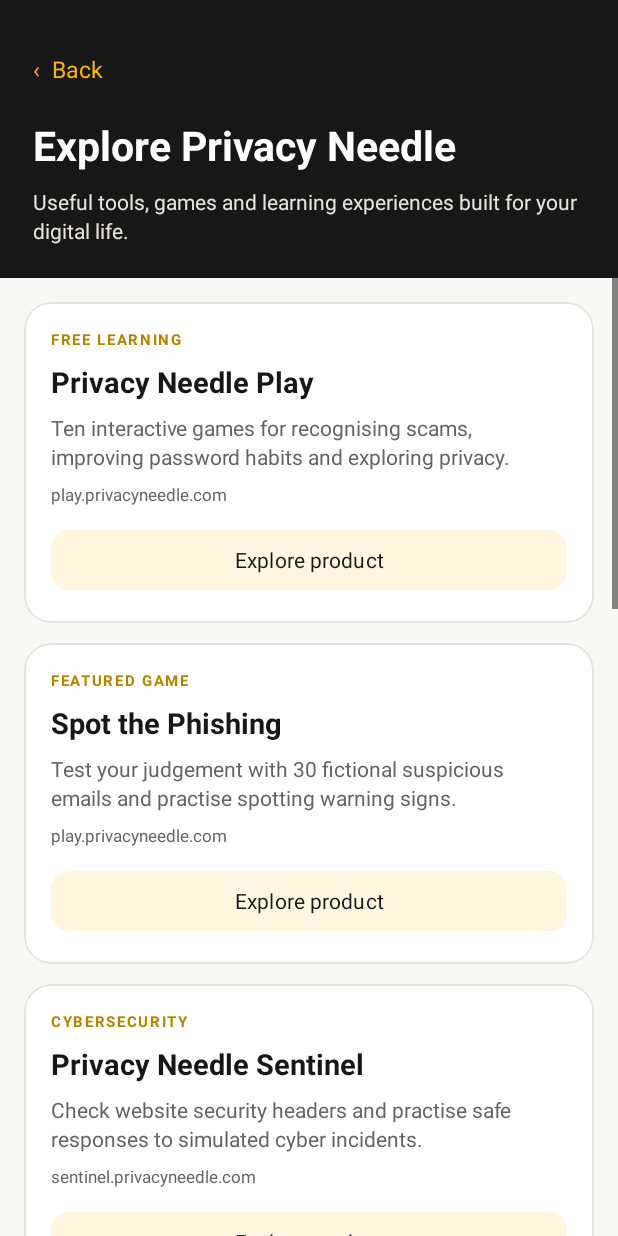
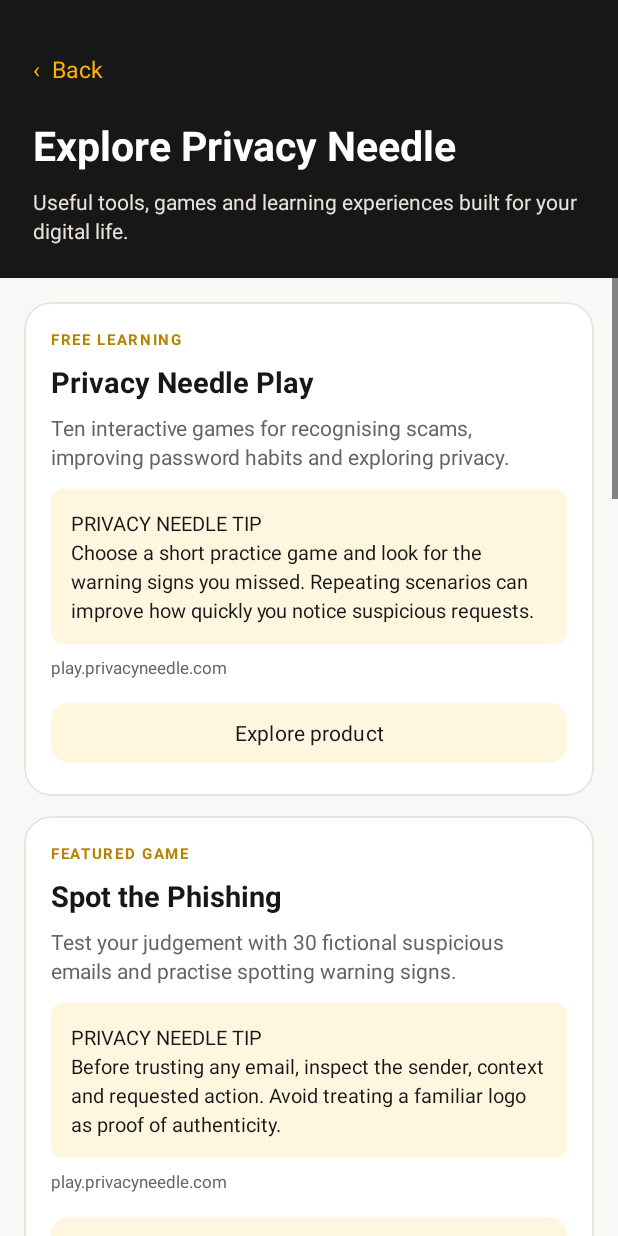
Before and after one commit to ikeh007/privacy-needle, an Android app: the ProductsActivity screen opened directly, with no data from a screen before it, on a phone screen of 412 x 824 dp. Run offline under Robolectric (Android 15) with nearby library versions, the phone set to English and light mode, and no system bars; our stand-ins replace AdMob; 2 statements that could not run were skipped.

Commit message:
Add labelled native ads between Explore Products guides

```diff
--- a/app/src/main/java/com/jaims/privacyneedle/ads/AdMobManager.java
+++ b/app/src/main/java/com/jaims/privacyneedle/ads/AdMobManager.java
@@ -162,6 +162,11 @@ public final class AdMobManager {
         return topBanner;
     }
 
+    /** Two distinct native ads in a sufficiently populated, explanatory product guide. */
+    public void loadProductNativeAds(int productCount, Runnable onUpdated) {
+        loadNativeAds(AdPlacementPolicy.desiredProductNativeAds(productCount), onUpdated);
+    }
+
     /** One additional native placement on a completed game-result page. */
     public void loadGameResultNativeAd(Runnable onUpdated) {
         loadNativeAds(1, onUpdated);
--- a/app/src/main/java/com/jaims/privacyneedle/ads/AdPlacementPolicy.java
+++ b/app/src/main/java/com/jaims/privacyneedle/ads/AdPlacementPolicy.java
@@ -23,6 +23,13 @@ public final class AdPlacementPolicy {
         return mayShowFeedBanner(articleCount, isSearch);
     }
 
+    public static int desiredProductNativeAds(int productCount) {
+        // Product discovery also contains explanatory editorial tips. Never
+        // display an ad-only or link-only page, and cap ads at two per session.
+        if (productCount < 7) return 0;
+        return Math.min(2, productCount / 3);
+    }
+
     public static boolean mayShowGameResultsAds(boolean challengeCompleted) {
         return challengeCompleted;
     }
--- a/app/src/main/java/com/jaims/privacyneedle/products/ProductCatalog.java
+++ b/app/src/main/java/com/jaims/privacyneedle/products/ProductCatalog.java
@@ -15,40 +15,51 @@ public final class ProductCatalog {
         public final String category;
         public final String description;
         public final String url;
+        public final String learningNote;
 
-        Product(String title, String category, String description, String url) {
+        Product(String title, String category, String description, String url,
+                String learningNote) {
             this.title = title;
             this.category = category;
             this.description = description;
             this.url = url;
+            this.learningNote = learningNote;
         }
     }
 
     private static final List<Product> PRODUCTS = Collections.unmodifiableList(Arrays.asList(
         new Product("Privacy Needle Play", "FREE LEARNING",
             "Ten interactive games for recognising scams, improving password habits and exploring privacy.",
-            "https://play.privacyneedle.com/"),
+            "https://play.privacyneedle.com/",
+            "Choose a short practice game and look for the warning signs you missed. Repeating scenarios can improve how quickly you notice suspicious requests."),
         new Product("Spot the Phishing", "FEATURED GAME",
             "Test your judgement with 30 fictional suspicious emails and practise spotting warning signs.",
-            "https://play.privacyneedle.com/spot-the-phishing/"),
+            "https://play.privacyneedle.com/spot-the-phishing/",
+            "Before trusting any email, inspect the sender, context and requested action. Avoid treating a familiar logo as proof of authenticity."),
         new Product("Privacy Needle Sentinel", "CYBERSECURITY",
             "Check website security headers and practise safe responses to simulated cyber incidents.",
-            "https://sentinel.privacyneedle.com/"),
+            "https://sentinel.privacyneedle.com/",
+            "A security-header check is one technical signal, not a complete security audit. Combine it with software updates and secure account settings."),
         new Product("Privacy Needle Check", "DUE DILIGENCE",
             "Run initial searches against public OFAC and UN sanctions lists.",
-            "https://check.privacyneedle.com/"),
+            "https://check.privacyneedle.com/",
+            "Treat name matches as leads for manual verification. Similar names alone do not prove that someone is a sanctioned person or organisation."),
         new Product("Privacy Needle Calc", "COST PLANNING",
             "Estimate and compare cloud infrastructure, AI, database and SaaS costs.",
-            "https://calc.privacyneedle.com/"),
+            "https://calc.privacyneedle.com/",
+            "Compare recurring costs as well as one-time prices. Cloud and AI usage can change sharply as traffic, storage and requests increase."),
         new Product("Privacy Needle AI", "COMPLIANCE",
             "Access AI-assisted data protection and organisational compliance workflows.",
-            "https://app.privacyneedle.com/"),
+            "https://app.privacyneedle.com/",
+            "AI-assisted compliance answers should be checked against the actual law, your organisation's policies and advice from a qualified professional."),
         new Product("Christmas Greetings", "SEASONAL",
             "Create and share personalised Christmas wishes and greeting cards.",
-            "https://christmas.privacyneedle.com/"),
+            "https://christmas.privacyneedle.com/",
+            "When sharing a greeting, avoid including private addresses, account numbers or other details that you would not post publicly."),
         new Product("Privacy Needle Magazine", "FREE MAGAZINE",
             "Read and download practical reporting on cybersecurity and data protection.",
-            "https://privacyneedle.com/magazine/")
+            "https://privacyneedle.com/magazine/",
+            "Use magazine explainers as a starting point, then refer to official regulatory guidance for decisions involving legal obligations.")
     ));
 
     public static List<Product> all() {
--- a/app/src/main/java/com/jaims/privacyneedle/products/ProductsActivity.java
+++ b/app/src/main/java/com/jaims/privacyneedle/products/ProductsActivity.java
@@ -6,20 +6,35 @@ import android.net.Uri;
 import android.os.Bundle;
 import android.view.LayoutInflater;
 import android.view.View;
+import android.widget.Button;
+import android.widget.FrameLayout;
+import android.widget.ImageView;
 import android.widget.LinearLayout;
 import android.widget.TextView;
 import android.widget.Toast;
 
 import androidx.appcompat.app.AppCompatActivity;
 
+import com.google.android.gms.ads.nativead.MediaView;
+import com.google.android.gms.ads.nativead.NativeAd;
+import com.google.android.gms.ads.nativead.NativeAdView;
 import com.google.android.material.button.MaterialButton;
 import com.jaims.privacyneedle.R;
+import com.jaims.privacyneedle.ads.AdMobManager;
+import com.jaims.privacyneedle.ads.AdPlacementPolicy;
+
+import java.util.ArrayList;
+import java.util.List;
 
 /**
- * First-party product promotion, clearly separate from paid AdMob units.
- * Descriptive links open official HTTPS properties through a browser.
+ * Product discovery with original practical learning notes.
+ * Paid native ads have distinct labels and are inserted after three and six
+ * genuine product guides, never ahead of the content or as a fake product.
  */
 public class ProductsActivity extends AppCompatActivity {
+    private final List<FrameLayout> nativeSlots = new ArrayList<>();
+    private AdMobManager adsManager;
+
     @Override
     protected void onCreate(Bundle state) {
         super.onCreate(state);
@@ -27,18 +42,98 @@ public class ProductsActivity extends AppCompatActivity {
         findViewById(R.id.productsBack).setOnClickListener(v -> finish());
         LinearLayout list = findViewById(R.id.productList);
         LayoutInflater inflater = LayoutInflater.from(this);
-        for (ProductCatalog.Product product : ProductCatalog.all()) {
+
+        List<ProductCatalog.Product> products = ProductCatalog.all();
+        int desiredAds = AdPlacementPolicy.desiredProductNativeAds(products.size());
+
+        for (int index = 0; index < products.size(); index++) {
+            ProductCatalog.Product product = products.get(index);
             View card = inflater.inflate(R.layout.item_product, list, false);
             ((TextView) card.findViewById(R.id.productCategory)).setText(product.category);
             ((TextView) card.findViewById(R.id.productTitle)).setText(product.title);
             ((TextView) card.findViewById(R.id.productDescription)).setText(product.description);
-            ((TextView) card.findViewById(R.id.productDomain)).setText(
-                    Uri.parse(product.url).getHost());
+            ((TextView) card.findViewById(R.id.productLearningNote))
+                    .setText("PRIVACY NEEDLE TIP\n" + product.learningNote);
+            ((TextView) card.findViewById(R.id.productDomain))
+                    .setText(Uri.parse(product.url).getHost());
             MaterialButton open = card.findViewById(R.id.productOpen);
             open.setContentDescription("Open " + product.title + " in browser");
             open.setOnClickListener(v -> openProduct(product.url));
             list.addView(card);
+
+            if ((index + 1) % 3 == 0 && nativeSlots.size() < desiredAds) {
+                FrameLayout slot = new FrameLayout(this);
+                LinearLayout.LayoutParams params = new LinearLayout.LayoutParams(
+                        LinearLayout.LayoutParams.MATCH_PARENT,
+                        LinearLayout.LayoutParams.WRAP_CONTENT);
+                params.bottomMargin = (int) (12 * getResources().getDisplayMetrics().density);
+                slot.setLayoutParams(params);
+                slot.setVisibility(View.GONE);
+                list.addView(slot);
+                nativeSlots.add(slot);
+            }
         }
+
+        if (desiredAds > 0) {
+            adsManager = new AdMobManager(this);
+            adsManager.requestConsentAndInitialize(() -> {
+                if (!isFinishing() && !isDestroyed() && adsManager.canLoadAds()) {
+                    adsManager.loadProductNativeAds(products.size(), this::renderNativeAds);
+                }
+            });
+        }
+    }
+
+    private void renderNativeAds() {
+        if (adsManager == null || isFinishing() || isDestroyed()) return;
+        List<NativeAd> loaded = adsManager.getLoadedNativeAds();
+        int count = Math.min(nativeSlots.size(), loaded.size());
+        for (int i = 0; i < count; i++) {
+            FrameLayout slot = nativeSlots.get(i);
+            if (slot.getChildCount() > 0) continue;
+            NativeAdView view = createNativeView(loaded.get(i), slot);
+            slot.addView(view);
+            slot.setVisibility(View.VISIBLE);
+        }
+    }
+
+    private NativeAdView createNativeView(NativeAd ad, FrameLayout slot) {
+        NativeAdView view = (NativeAdView) LayoutInflater.from(this)
+                .inflate(R.layout.item_native_ad, slot, false);
+        TextView headline = view.findViewById(R.id.nativeHeadline);
+        TextView body = view.findViewById(R.id.nativeBody);
+        TextView advertiser = view.findViewById(R.id.nativeAdvertiser);
+        ImageView icon = view.findViewById(R.id.nativeIcon);
+        MediaView media = view.findViewById(R.id.nativeMedia);
+        Button cta = view.findViewById(R.id.nativeCta);
+
+        headline.setText(ad.getHeadline());
+        view.setHeadlineView(headline);
+
+        if (ad.getBody() != null) body.setText(ad.getBody());
+        else body.setVisibility(View.GONE);
+        view.setBodyView(body);
+
+        if (ad.getAdvertiser() != null) advertiser.setText(ad.getAdvertiser());
+        else advertiser.setVisibility(View.GONE);
+        view.setAdvertiserView(advertiser);
+
+        if (ad.getIcon() != null) icon.setImageDrawable(ad.getIcon().getDrawable());
+        else icon.setVisibility(View.GONE);
+        view.setIconView(icon);
+
+        if (ad.getMediaContent() != null) media.setMediaContent(ad.getMediaContent());
+        else media.setVisibility(View.GONE);
+        view.setMediaView(media);
+
+        if (ad.getCallToAction() != null) cta.setText(ad.getCallToAction());
+        else cta.setVisibility(View.GONE);
+        view.setCallToActionView(cta);
+
+        // SDK handles native clicks and impressions. The layout itself labels
+        // these cards "ADVERTISEMENT" separate from our own product links.
+        view.setNativeAd(ad);
+        return view;
     }
 
     private void openProduct(String url) {
@@ -55,4 +150,11 @@ public class ProductsActivity extends AppCompatActivity {
                     Toast.LENGTH_LONG).show();
         }
     }
+
+    @Override
+    protected void onDestroy() {
+        if (adsManager != null) adsManager.destroy();
+        for (FrameLayout slot : nativeSlots) slot.removeAllViews();
+        super.onDestroy();
+    }
 }
--- a/app/src/main/res/layout/item_product.xml
+++ b/app/src/main/res/layout/item_product.xml
@@ -47,6 +47,18 @@
             android:lineSpacingExtra="3dp"/>
 
         <TextView
+            android:id="@+id/productLearningNote"
+            android:layout_width="match_parent"
+            android:layout_height="wrap_content"
+            android:layout_marginTop="12dp"
+            android:textColor="@color/ink"
+            android:background="@drawable/bg_gold_tag"
+            android:padding="13dp"
+            android:textSize="13sp"
+            android:lineSpacingExtra="3dp"
+            android:text="Practical privacy tip"/>
+
+        <TextView
             android:id="@+id/productDomain"
             android:layout_width="match_parent"
             android:layout_height="wrap_content"
```
Also changed, not shown: 1 other file.
